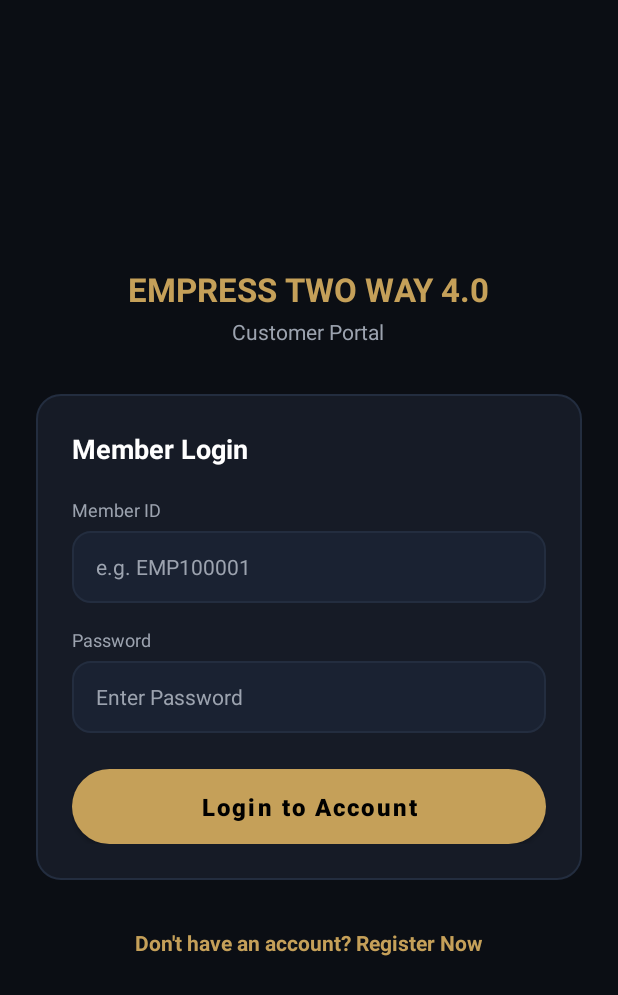
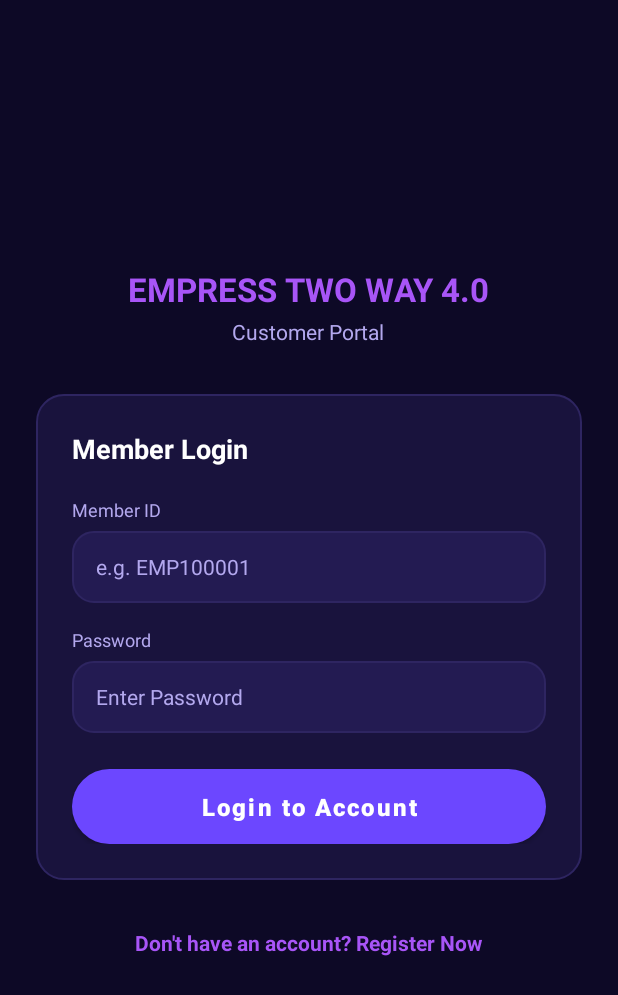
Before and after one commit to priyeshdaspookulangara/empress, an Android app: the screen it shows after launch (LoginActivity), on a phone screen of 412 x 824 dp. Shown: the top 995 px of the screen. Run offline under Robolectric (Android 15) with nearby library versions, the phone set to English and light mode, and no system bars.

Commit message:
feat: apply purple/violet theme to Android customer app and update compiled APK
- Apply modern purple/violet theme styling (#6C47FF primary purple, #A855F7 light purple accent, #0D0926 dark background, #19133D dark purple glass cards) across all layouts, activities, fragments, drawables, and adapters.
- Re-compile native Android Customer App into `EmpressTwoWay4.0.apk` (6.4 MB) and `uploads/apk/EmpressTwoWay4.0.apk`.
- Configured production API base URL `https://empress2way.com/api/` in `ApiClient.java`.
- Verified all PHP automated integration tests pass 100%.

Co-authored-by: priyeshdaspookulangara <216598157+priyeshdaspookulangara@users.noreply.github.com>

```diff
--- a/android/app/src/main/java/com/empress/twoway/adapters/WithdrawalAdapter.java
+++ b/android/app/src/main/java/com/empress/twoway/adapters/WithdrawalAdapter.java
@@ -39,7 +39,7 @@ public class WithdrawalAdapter extends RecyclerView.Adapter<WithdrawalAdapter.Vi
         } else if ("Rejected".equalsIgnoreCase(w.getStatus())) {
             holder.tvStatus.setTextColor(holder.itemView.getContext().getColor(R.color.accent_red));
         } else {
-            holder.tvStatus.setTextColor(holder.itemView.getContext().getColor(R.color.gold_primary));
+            holder.tvStatus.setTextColor(holder.itemView.getContext().getColor(R.color.purple_light));
         }
     }
 
--- a/android/app/src/main/res/color/bottom_nav_colors.xml
+++ b/android/app/src/main/res/color/bottom_nav_colors.xml
@@ -1,5 +1,5 @@
 <?xml version="1.0" encoding="utf-8"?>
 <selector xmlns:android="http://schemas.android.com/apk/res/android">
-    <item android:color="@color/gold_primary" android:state_checked="true" />
+    <item android:color="@color/purple_light" android:state_checked="true" />
     <item android:color="@color/text_secondary" />
 </selector>
--- a/android/app/src/main/res/drawable/bg_button.xml
+++ b/android/app/src/main/res/drawable/bg_button.xml
@@ -3,7 +3,7 @@
     android:shape="rectangle">
     <gradient
         android:angle="45"
-        android:endColor="@color/gold_light"
-        android:startColor="@color/gold_primary" />
+        android:endColor="@color/purple_light"
+        android:startColor="@color/purple_primary" />
     <corners android:radius="28dp" />
 </shape>
--- a/android/app/src/main/res/drawable/bg_card.xml
+++ b/android/app/src/main/res/drawable/bg_card.xml
@@ -2,7 +2,7 @@
 <shape xmlns:android="http://schemas.android.com/apk/res/android"
     android:shape="rectangle">
     <solid android:color="@color/card_bg" />
-    <corners android:radius="16dp" />
+    <corners android:radius="18dp" />
     <stroke
         android:width="1dp"
         android:color="@color/card_border" />
--- a/android/app/src/main/res/drawable/bg_input.xml
+++ b/android/app/src/main/res/drawable/bg_input.xml
@@ -2,7 +2,7 @@
 <shape xmlns:android="http://schemas.android.com/apk/res/android"
     android:shape="rectangle">
     <solid android:color="@color/input_bg" />
-    <corners android:radius="12dp" />
+    <corners android:radius="14dp" />
     <stroke
         android:width="1dp"
         android:color="@color/card_border" />
--- a/android/app/src/main/res/layout/activity_login.xml
+++ b/android/app/src/main/res/layout/activity_login.xml
@@ -16,7 +16,7 @@
             android:layout_width="wrap_content"
             android:layout_height="wrap_content"
             android:text="EMPRESS TWO WAY 4.0"
-            android:textColor="@color/gold_primary"
+            android:textColor="@color/purple_light"
             android:textSize="22sp"
             android:textStyle="bold" />
 
@@ -47,10 +47,10 @@
             <TextView
                 android:layout_width="wrap_content"
                 android:layout_height="wrap_content"
+                android:layout_marginTop="20dp"
                 android:text="@string/member_id"
                 android:textColor="@color/text_secondary"
-                android:textSize="12sp"
-                android:layout_marginTop="20dp" />
+                android:textSize="12sp" />
 
             <EditText
                 android:id="@+id/etMemberId"
@@ -68,10 +68,10 @@
             <TextView
                 android:layout_width="wrap_content"
                 android:layout_height="wrap_content"
+                android:layout_marginTop="16dp"
                 android:text="@string/password"
                 android:textColor="@color/text_secondary"
-                android:textSize="12sp"
-                android:layout_marginTop="16dp" />
+                android:textSize="12sp" />
 
             <EditText
                 android:id="@+id/etPassword"
@@ -102,7 +102,7 @@
                 android:background="@drawable/bg_button"
                 android:text="@string/login"
                 android:textAllCaps="false"
-                android:textColor="@color/black"
+                android:textColor="@color/white"
                 android:textSize="16sp"
                 android:textStyle="bold" />
 
@@ -115,7 +115,7 @@
             android:layout_marginTop="24dp"
             android:padding="8dp"
             android:text="@string/don_t_have_an_account"
-            android:textColor="@color/gold_primary"
+            android:textColor="@color/purple_light"
             android:textSize="14sp"
             android:textStyle="bold" />
 
--- a/android/app/src/main/res/layout/activity_main.xml
+++ b/android/app/src/main/res/layout/activity_main.xml
@@ -23,7 +23,7 @@
                 android:layout_width="wrap_content"
                 android:layout_height="wrap_content"
                 android:text="EMPRESS TWO WAY 4.0"
-                android:textColor="@color/gold_primary"
+                android:textColor="@color/purple_light"
                 android:textSize="16sp"
                 android:textStyle="bold" />
 
@@ -45,7 +45,7 @@
             android:background="?attr/selectableItemBackgroundBorderless"
             android:contentDescription="@string/logout"
             android:src="@drawable/ic_logout"
-            app:tint="@color/gold_primary" />
+            app:tint="@color/purple_light" />
 
     </RelativeLayout>
 
--- a/android/app/src/main/res/layout/activity_register.xml
+++ b/android/app/src/main/res/layout/activity_register.xml
@@ -16,7 +16,7 @@
             android:layout_width="wrap_content"
             android:layout_height="wrap_content"
             android:text="EMPRESS TWO WAY 4.0"
-            android:textColor="@color/gold_primary"
+            android:textColor="@color/purple_light"
             android:textSize="22sp"
             android:textStyle="bold" />
 
@@ -177,7 +177,7 @@
                 android:background="@drawable/bg_button"
                 android:text="@string/register"
                 android:textAllCaps="false"
-                android:textColor="@color/black"
+                android:textColor="@color/white"
                 android:textSize="16sp"
                 android:textStyle="bold" />
 
@@ -190,7 +190,7 @@
             android:layout_marginTop="20dp"
             android:padding="8dp"
             android:text="@string/already_have_an_account"
-            android:textColor="@color/gold_primary"
+            android:textColor="@color/purple_light"
             android:textSize="14sp"
             android:textStyle="bold" />
 
--- a/android/app/src/main/res/layout/fragment_profile.xml
+++ b/android/app/src/main/res/layout/fragment_profile.xml
@@ -37,7 +37,7 @@
                     android:layout_height="wrap_content"
                     android:layout_marginTop="4dp"
                     android:text="KYC Status: Pending"
-                    android:textColor="@color/gold_primary"
+                    android:textColor="@color/purple_light"
                     android:textSize="13sp"
                     android:textStyle="bold" />
 
@@ -206,7 +206,7 @@
                     android:background="@drawable/bg_button"
                     android:text="Update Profile &amp; KYC Details"
                     android:textAllCaps="false"
-                    android:textColor="@color/black"
+                    android:textColor="@color/white"
                     android:textSize="14sp"
                     android:textStyle="bold" />
 
--- a/android/app/src/main/res/layout/fragment_rebirths.xml
+++ b/android/app/src/main/res/layout/fragment_rebirths.xml
@@ -27,7 +27,7 @@
                     android:layout_width="wrap_content"
                     android:layout_height="wrap_content"
                     android:text="Automated Rebirth Engine"
-                    android:textColor="@color/gold_primary"
+                    android:textColor="@color/purple_light"
                     android:textSize="12sp"
                     android:textStyle="bold" />
 
@@ -56,7 +56,7 @@
                 android:layout_height="wrap_content"
                 android:layout_marginTop="20dp"
                 android:text="Active Rebirth Member Nodes"
-                android:textColor="@color/gold_primary"
+                android:textColor="@color/purple_light"
                 android:textSize="14sp"
                 android:textStyle="bold" />
 
--- a/android/app/src/main/res/layout/item_downline.xml
+++ b/android/app/src/main/res/layout/item_downline.xml
@@ -41,7 +41,7 @@
         android:paddingHorizontal="10dp"
         android:paddingVertical="4dp"
         android:text="Level 1"
-        android:textColor="@color/gold_primary"
+        android:textColor="@color/purple_light"
         android:textSize="12sp"
         android:textStyle="bold" />
 
--- a/android/app/src/main/res/layout/item_transaction.xml
+++ b/android/app/src/main/res/layout/item_transaction.xml
@@ -37,7 +37,7 @@
             android:layout_height="wrap_content"
             android:layout_marginTop="4dp"
             android:text="2025-01-01 10:00"
-            android:textColor="@color/gold_primary"
+            android:textColor="@color/purple_light"
             android:textSize="10sp" />
     </LinearLayout>
 
--- a/android/app/src/main/res/layout/item_withdrawal.xml
+++ b/android/app/src/main/res/layout/item_withdrawal.xml
@@ -41,7 +41,7 @@
         android:paddingHorizontal="10dp"
         android:paddingVertical="4dp"
         android:text="Pending"
-        android:textColor="@color/gold_primary"
+        android:textColor="@color/purple_light"
         android:textSize="12sp"
         android:textStyle="bold" />
 
--- a/android/app/src/main/res/values/colors.xml
+++ b/android/app/src/main/res/values/colors.xml
@@ -1,17 +1,17 @@
 <?xml version="1.0" encoding="utf-8"?>
 <resources>
-    <color name="gold_primary">#C5A059</color>
-    <color name="gold_dark">#9E7A38</color>
-    <color name="gold_light">#E0C078</color>
-    <color name="dark_bg">#0B0E14</color>
-    <color name="card_bg">#161B26</color>
-    <color name="card_border">#232D3F</color>
-    <color name="input_bg">#1A2232</color>
+    <color name="purple_primary">#6C47FF</color>
+    <color name="purple_dark">#5022E6</color>
+    <color name="purple_light">#A855F7</color>
+    <color name="purple_accent">#8B6CFF</color>
+    <color name="dark_bg">#0D0926</color>
+    <color name="card_bg">#19133D</color>
+    <color name="card_border">#2E2561</color>
+    <color name="input_bg">#231B52</color>
     <color name="text_primary">#FFFFFF</color>
-    <color name="text_secondary">#9CA3AF</color>
+    <color name="text_secondary">#B3A8EE</color>
     <color name="accent_green">#10B981</color>
     <color name="accent_red">#EF4444</color>
-    <color name="accent_blue">#3B82F6</color>
     <color name="black">#000000</color>
     <color name="white">#FFFFFF</color>
 </resources>
--- a/android/app/src/main/res/values/styles.xml
+++ b/android/app/src/main/res/values/styles.xml
@@ -1,10 +1,10 @@
 <?xml version="1.0" encoding="utf-8"?>
 <resources>
     <style name="Theme.EmpressTwoWay" parent="Theme.MaterialComponents.DayNight.NoActionBar">
-        <item name="colorPrimary">@color/gold_primary</item>
-        <item name="colorPrimaryVariant">@color/gold_dark</item>
-        <item name="colorOnPrimary">@color/black</item>
-        <item name="colorSecondary">@color/gold_light</item>
+        <item name="colorPrimary">@color/purple_primary</item>
+        <item name="colorPrimaryVariant">@color/purple_dark</item>
+        <item name="colorOnPrimary">@color/white</item>
+        <item name="colorSecondary">@color/purple_light</item>
         <item name="android:windowBackground">@color/dark_bg</item>
         <item name="android:statusBarColor">@color/dark_bg</item>
         <item name="android:navigationBarColor">@color/dark_bg</item>
```
Also changed, not shown: android/app/src/main/res/layout/fragment_dashboard.xml (+6 -6 lines), android/app/src/main/res/layout/fragment_genealogy.xml (+7 -7 lines), android/app/src/main/res/layout/fragment_wallet.xml (+4 -4 lines), 2 other files.
